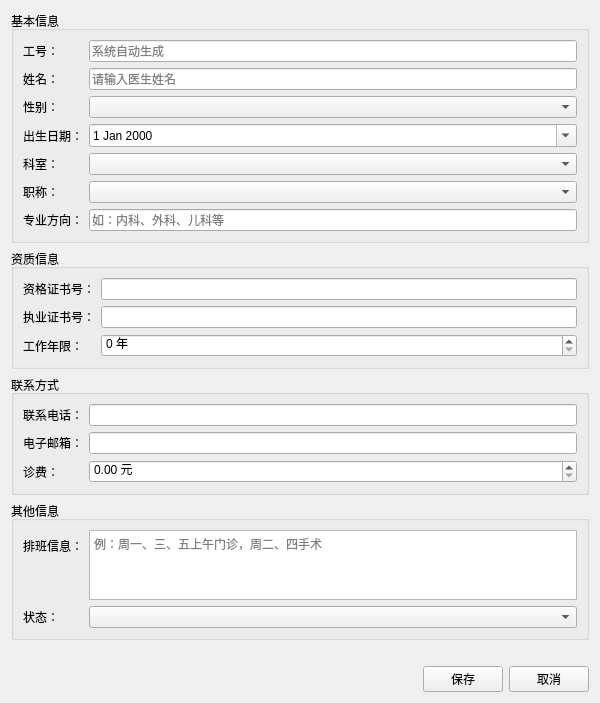
baiye930/work3, file doctoreditview.ui: the form before one commit.
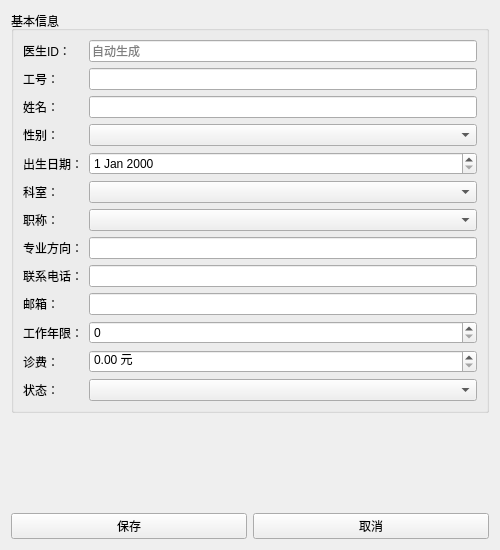
The form after the commit.

Diff of the .ui file:
```diff
--- a/doctoreditview.ui
+++ b/doctoreditview.ui
@@ -6,8 +6,8 @@
   <rect>
    <x>0</x>
    <y>0</y>
-   <width>600</width>
-   <height>700</height>
+   <width>500</width>
+   <height>550</height>
   </rect>
  </property>
  <property name="windowTitle">
@@ -23,236 +23,183 @@
      <item row="0" column="0">
       <widget class="QLabel" name="label">
        <property name="text">
-        <string>工号：</string>
+        <string>医生ID：</string>
        </property>
       </widget>
      </item>
      <item row="0" column="1">
-      <widget class="QLineEdit" name="txtEmployeeId">
-       <property name="placeholderText">
-        <string>系统自动生成</string>
-       </property>
+      <widget class="QLineEdit" name="txtDoctorId">
        <property name="readOnly">
         <bool>true</bool>
        </property>
+       <property name="placeholderText">
+        <string>自动生成</string>
+       </property>
       </widget>
      </item>
+     
+     <!-- 工号（第二行） -->
      <item row="1" column="0">
-      <widget class="QLabel" name="label_2">
+      <widget class="QLabel" name="label_employee_id">
+       <property name="text">
+        <string>工号：</string>
+       </property>
+      </widget>
+     </item>
+     <item row="1" column="1">
+      <widget class="QLineEdit" name="txtEmployeeId"/>
+     </item>
+     
+     <!-- 姓名（第三行） -->
+     <item row="2" column="0">
+      <widget class="QLabel" name="label_name">
        <property name="text">
         <string>姓名：</string>
        </property>
-       <property name="textFormat">
-        <enum>Qt::PlainText</enum>
-       </property>
-      </widget>
-     </item>
-     <item row="1" column="1">
-      <widget class="QLineEdit" name="txtName">
-       <property name="placeholderText">
-        <string>请输入医生姓名</string>
-       </property>
-      </widget>
-     </item>
-     <item row="2" column="0">
-      <widget class="QLabel" name="label_3">
-       <property name="text">
-        <string>性别：</string>
-       </property>
       </widget>
      </item>
      <item row="2" column="1">
-      <widget class="QComboBox" name="cmbGender">
-      </widget>
+      <widget class="QLineEdit" name="txtName"/>
      </item>
+     
+     <!-- 性别（第四行） -->
      <item row="3" column="0">
       <widget class="QLabel" name="label_4">
        <property name="text">
-        <string>出生日期：</string>
+        <string>性别：</string>
        </property>
       </widget>
      </item>
      <item row="3" column="1">
-      <widget class="QDateEdit" name="dateBirth">
-       <property name="calendarPopup">
-        <bool>true</bool>
-       </property>
-      </widget>
+      <widget class="QComboBox" name="cmbGender"/>
      </item>
+     
+     <!-- 出生日期（第五行） -->
      <item row="4" column="0">
       <widget class="QLabel" name="label_5">
        <property name="text">
-        <string>科室：</string>
+        <string>出生日期：</string>
        </property>
       </widget>
      </item>
      <item row="4" column="1">
-      <widget class="QComboBox" name="cmbDepartment">
-      </widget>
+      <widget class="QDateEdit" name="dateBirth"/>
      </item>
+     
+     <!-- 科室（第六行） -->
      <item row="5" column="0">
       <widget class="QLabel" name="label_6">
        <property name="text">
-        <string>职称：</string>
+        <string>科室：</string>
        </property>
       </widget>
      </item>
      <item row="5" column="1">
-      <widget class="QComboBox" name="cmbTitle">
-      </widget>
+      <widget class="QComboBox" name="cmbDepartment"/>
      </item>
+     
+     <!-- 职称（第七行） -->
      <item row="6" column="0">
       <widget class="QLabel" name="label_7">
        <property name="text">
-        <string>专业方向：</string>
+        <string>职称：</string>
        </property>
       </widget>
      </item>
      <item row="6" column="1">
-      <widget class="QLineEdit" name="txtSpecialization">
-       <property name="placeholderText">
-        <string>如：内科、外科、儿科等</string>
+      <widget class="QComboBox" name="cmbTitle"/>
+     </item>
+     
+     <!-- 专业方向（第八行） -->
+     <item row="7" column="0">
+      <widget class="QLabel" name="label_specialization">
+       <property name="text">
+        <string>专业方向：</string>
        </property>
       </widget>
      </item>
-    </layout>
-   </widget>
-  </item>
-  <item>
-   <widget class="QGroupBox" name="groupBox_2">
-    <property name="title">
-     <string>资质信息</string>
-    </property>
-    <layout class="QFormLayout" name="formLayout_2">
-     <item row="0" column="0">
-      <widget class="QLabel" name="label_8">
+     <item row="7" column="1">
+      <widget class="QLineEdit" name="txtSpecialization"/>
+     </item>
+     
+     <!-- 联系电话（第九行） -->
+     <item row="8" column="0">
+      <widget class="QLabel" name="label_phone">
        <property name="text">
-        <string>资格证书号：</string>
+        <string>联系电话：</string>
        </property>
       </widget>
      </item>
-     <item row="0" column="1">
-      <widget class="QLineEdit" name="txtQualification">
-      </widget>
+     <item row="8" column="1">
+      <widget class="QLineEdit" name="txtPhone"/>
      </item>
-     <item row="1" column="0">
-      <widget class="QLabel" name="label_9">
+     
+     <!-- 邮箱（第十行） -->
+     <item row="9" column="0">
+      <widget class="QLabel" name="label_email">
        <property name="text">
-        <string>执业证书号：</string>
+        <string>邮箱：</string>
        </property>
       </widget>
      </item>
-     <item row="1" column="1">
-      <widget class="QLineEdit" name="txtLicense">
-      </widget>
+     <item row="9" column="1">
+      <widget class="QLineEdit" name="txtEmail"/>
      </item>
-     <item row="2" column="0">
-      <widget class="QLabel" name="label_10">
+     
+     <!-- 工作年限（第十一行） -->
+     <item row="10" column="0">
+      <widget class="QLabel" name="label_work_years">
        <property name="text">
         <string>工作年限：</string>
        </property>
       </widget>
      </item>
-     <item row="2" column="1">
+     <item row="10" column="1">
       <widget class="QSpinBox" name="spinWorkYears">
-       <property name="suffix">
-        <string> 年</string>
-       </property>
        <property name="minimum">
         <number>0</number>
        </property>
        <property name="maximum">
-        <number>50</number>
+        <number>60</number>
        </property>
       </widget>
      </item>
-    </layout>
-   </widget>
-  </item>
-  <item>
-   <widget class="QGroupBox" name="groupBox_3">
-    <property name="title">
-     <string>联系方式</string>
-    </property>
-    <layout class="QFormLayout" name="formLayout_3">
-     <item row="0" column="0">
-      <widget class="QLabel" name="label_11">
-       <property name="text">
-        <string>联系电话：</string>
-       </property>
-      </widget>
-     </item>
-     <item row="0" column="1">
-      <widget class="QLineEdit" name="txtPhone">
-      </widget>
-     </item>
-     <item row="1" column="0">
-      <widget class="QLabel" name="label_12">
-       <property name="text">
-        <string>电子邮箱：</string>
-       </property>
-      </widget>
-     </item>
-     <item row="1" column="1">
-      <widget class="QLineEdit" name="txtEmail">
-      </widget>
-     </item>
-     <item row="2" column="0">
-      <widget class="QLabel" name="label_13">
+     
+     <!-- 诊费（第十二行） -->
+     <item row="11" column="0">
+      <widget class="QLabel" name="label_fee">
        <property name="text">
         <string>诊费：</string>
        </property>
       </widget>
      </item>
-     <item row="2" column="1">
-      <widget class="QDoubleSpinBox" name="spinConsultationFee">
-       <property name="suffix">
-        <string> 元</string>
-       </property>
-       <property name="decimals">
-        <number>2</number>
-       </property>
+     <item row="11" column="1">
+      <widget class="QDoubleSpinBox" name="spinFee">
        <property name="minimum">
         <double>0.00</double>
        </property>
        <property name="maximum">
         <double>1000.00</double>
        </property>
-      </widget>
-     </item>
-    </layout>
-   </widget>
-  </item>
-  <item>
-   <widget class="QGroupBox" name="groupBox_4">
-    <property name="title">
-     <string>其他信息</string>
-    </property>
-    <layout class="QFormLayout" name="formLayout_4">
-     <item row="0" column="0">
-      <widget class="QLabel" name="label_14">
-       <property name="text">
-        <string>排班信息：</string>
+       <property name="decimals">
+        <number>2</number>
        </property>
-      </widget>
-     </item>
-     <item row="0" column="1">
-      <widget class="QPlainTextEdit" name="txtSchedule">
-       <property name="placeholderText">
-        <string>例：周一、三、五上午门诊，周二、四手术</string>
+       <property name="suffix">
+        <string> 元</string>
        </property>
       </widget>
      </item>
-     <item row="1" column="0">
-      <widget class="QLabel" name="label_15">
+     
+     <!-- 状态（第十三行） -->
+     <item row="12" column="0">
+      <widget class="QLabel" name="label_status">
        <property name="text">
         <string>状态：</string>
        </property>
       </widget>
      </item>
-     <item row="1" column="1">
-      <widget class="QComboBox" name="cmbStatus">
-      </widget>
+     <item row="12" column="1">
+      <widget class="QComboBox" name="cmbStatus"/>
      </item>
     </layout>
    </widget>
@@ -265,23 +212,13 @@
     <property name="styleSheet">
      <string notr="true">color: red;</string>
     </property>
+    <property name="alignment">
+     <set>Qt::AlignCenter</set>
+    </property>
    </widget>
   </item>
   <item>
    <layout class="QHBoxLayout" name="horizontalLayout">
-    <item>
-     <spacer name="horizontalSpacer">
-      <property name="orientation">
-       <enum>Qt::Horizontal</enum>
-      </property>
-      <property name="sizeHint" stdset="0">
-       <size>
-        <width>40</width>
-        <height>20</height>
-       </size>
-      </property>
-     </spacer>
-    </item>
     <item>
      <widget class="QPushButton" name="btnSave">
       <property name="text">
```
Left out of the diff: 15 changed lines with no effect on the pictures.
